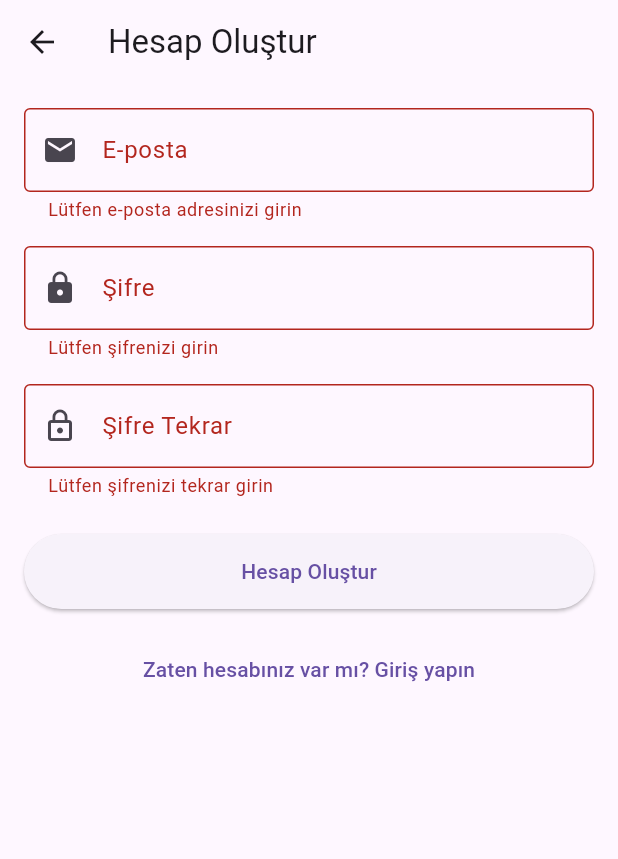
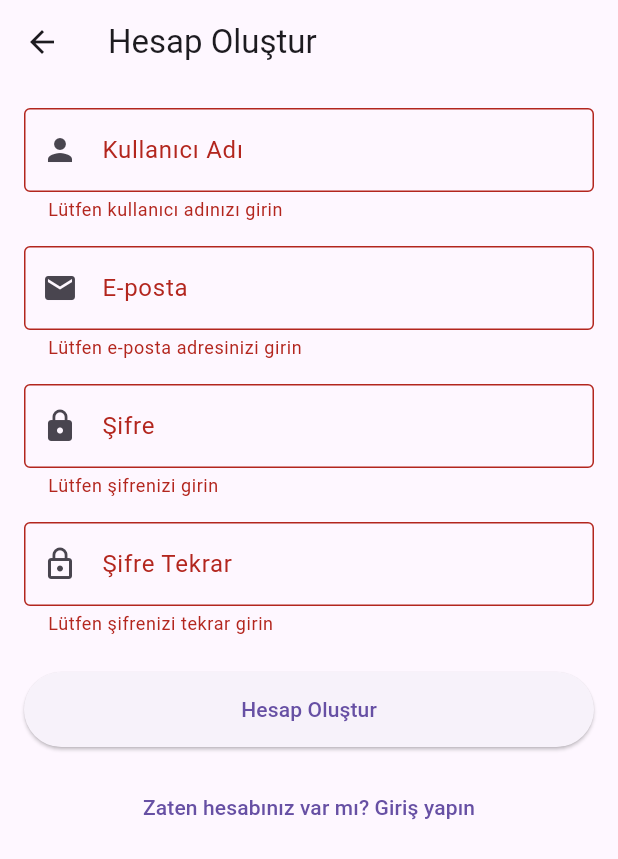
Before and after one commit to eskin04/Bilgiyarismasi, a Flutter app: the RegisterScreen screen opened directly, after a tap on "Hesap Oluştur", on a phone screen of 412 x 824 dp. Shown: the top 859 px of the screen. Run offline on Flutter 3.47's test engine with Material 3 defaults, Android fonts, the phone set to English and light mode, and no system bars; our stand-ins replace cloud_firestore, firebase_auth, firebase_core, flutter_dotenv, google_generative_ai; accounts and stored records are empty.

```diff
--- /dev/null
+++ b/bilgiyarismasi/lib/models/user.dart
@@ -0,0 +1,42 @@
+import 'package:firebase_auth/firebase_auth.dart';
+
+class UserModel {
+  final String uid;
+  final String email;
+  final String username;
+  final String avatarUrl;
+
+  UserModel({
+    required this.uid,
+    required this.email,
+    required this.username,
+    required this.avatarUrl,
+  });
+
+  factory UserModel.fromJson(Map<String, dynamic> json) {
+    return UserModel(
+      uid: json['uid'] as String,
+      email: json['email'] as String,
+      username: json['username'] as String,
+      avatarUrl: json['avatarUrl'] as String,
+    );
+  }
+
+  Map<String, dynamic> toJson() {
+    return {
+      'uid': uid,
+      'email': email,
+      'username': username,
+      'avatarUrl': avatarUrl,
+    };
+  }
+
+  factory UserModel.fromFirebaseUser(User user, {required String username, required String avatarUrl}) {
+    return UserModel(
+      uid: user.uid,
+      email: user.email ?? '',
+      username: username,
+      avatarUrl: avatarUrl,
+    );
+  }
+}
--- a/bilgiyarismasi/lib/screens/register_screen.dart
+++ b/bilgiyarismasi/lib/screens/register_screen.dart
@@ -1,5 +1,5 @@
- import 'package:flutter/material.dart';
-import 'package:firebase_auth/firebase_auth.dart';
+import 'package:flutter/material.dart';
+import '../services/auth_service.dart';
 
 class RegisterScreen extends StatefulWidget {
   const RegisterScreen({super.key});
@@ -13,6 +13,8 @@ class _RegisterScreenState extends State<RegisterScreen> {
   final _emailController = TextEditingController();
   final _passwordController = TextEditingController();
   final _confirmPasswordController = TextEditingController();
+  final _usernameController = TextEditingController();
+  final _authService = AuthService();
   bool _isLoading = false;
   String? _errorMessage;
 
@@ -25,27 +27,32 @@ class _RegisterScreenState extends State<RegisterScreen> {
     });
 
     try {
-      await FirebaseAuth.instance.createUserWithEmailAndPassword(
+      print('Kayıt işlemi başlıyor...');
+      print('Email: ${_emailController.text}');
+      print('Username: ${_usernameController.text}');
+
+      final userModel = await _authService.register(
         email: _emailController.text.trim(),
         password: _passwordController.text.trim(),
+        username: _usernameController.text.trim(),
+        avatarUrl: 'assets/avatars/default_avatar.png',
       );
-    } on FirebaseAuthException catch (e) {
-      String errorMessage;
-      switch (e.code) {
-        case 'email-already-in-use':
-          errorMessage = 'Bu e-posta adresi zaten kullanımda';
-          break;
-        case 'invalid-email':
-          errorMessage = 'Geçersiz e-posta adresi';
-          break;
-        case 'weak-password':
-          errorMessage = 'Şifre çok zayıf';
-          break;
-        default:
-          errorMessage = e.message ?? 'Bir hata oluştu';
+
+      print('Kayıt işlemi başarılı! Kullanıcı: ${userModel.username}');
+
+      if (mounted) {
+        ScaffoldMessenger.of(context).showSnackBar(
+          const SnackBar(
+            content: Text('Kayıt başarılı! Giriş yapabilirsiniz.'),
+            backgroundColor: Colors.green,
+          ),
+        );
+        Navigator.pop(context);
       }
+    } catch (e) {
+      print('Kayıt hatası: $e');
       setState(() {
-        _errorMessage = errorMessage;
+        _errorMessage = e.toString().replaceAll('Exception: ', '');
       });
     } finally {
       if (mounted) {
@@ -61,6 +68,7 @@ class _RegisterScreenState extends State<RegisterScreen> {
     _emailController.dispose();
     _passwordController.dispose();
     _confirmPasswordController.dispose();
+    _usernameController.dispose();
     super.dispose();
   }
 
@@ -78,13 +86,37 @@ class _RegisterScreenState extends State<RegisterScreen> {
             crossAxisAlignment: CrossAxisAlignment.stretch,
             children: [
               if (_errorMessage != null)
-                Padding(
-                  padding: const EdgeInsets.only(bottom: 16.0),
+                Container(
+                  padding: const EdgeInsets.all(8.0),
+                  margin: const EdgeInsets.only(bottom: 16.0),
+                  decoration: BoxDecoration(
+                    color: Colors.red.shade50,
+                    borderRadius: BorderRadius.circular(8),
+                    border: Border.all(color: Colors.red.shade200),
+                  ),
                   child: Text(
                     _errorMessage!,
-                    style: const TextStyle(color: Colors.red),
+                    style: TextStyle(color: Colors.red.shade900),
                   ),
                 ),
+              TextFormField(
+                controller: _usernameController,
+                decoration: const InputDecoration(
+                  labelText: 'Kullanıcı Adı',
+                  border: OutlineInputBorder(),
+                  prefixIcon: Icon(Icons.person),
+                ),
+                validator: (value) {
+                  if (value == null || value.isEmpty) {
+                    return 'Lütfen kullanıcı adınızı girin';
+                  }
+                  if (value.length < 3) {
+                    return 'Kullanıcı adı en az 3 karakter olmalıdır';
+                  }
+                  return null;
+                },
+              ),
+              const SizedBox(height: 16),
               TextFormField(
                 controller: _emailController,
                 decoration: const InputDecoration(
```
Also changed, not shown: bilgiyarismasi/lib/screens/login_screen.dart (+5 -18 lines), bilgiyarismasi/lib/screens/profile_screen.dart (added, +190 -0 lines), bilgiyarismasi/lib/screens/quiz_screen.dart (+16 -2 lines), bilgiyarismasi/lib/services/auth_service.dart (added, +189 -0 lines), bilgiyarismasi/lib/services/firestore_service.dart (+54 -0 lines), bilgiyarismasi/pubspec.yaml (+9 -4 lines), bilgiyarismasi/assets/avatars/avatar1.png (added), bilgiyarismasi/assets/avatars/avatar2.png (added), bilgiyarismasi/assets/avatars/avatar3.png (added), bilgiyarismasi/assets/avatars/avatar4.png (added), bilgiyarismasi/assets/avatars/default_avatar.png (added), 1 other file.
